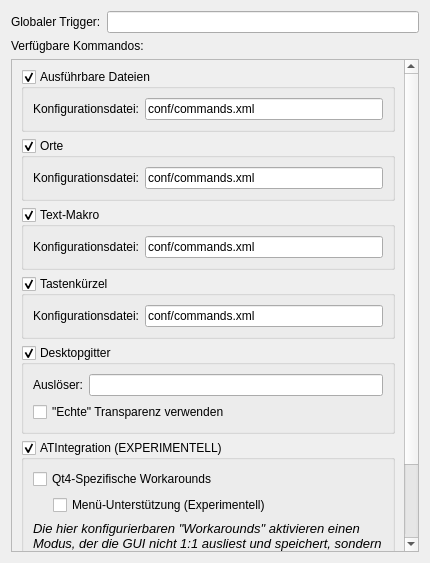
Above: src/Actions/Commands/commandsettingsdlg.ui from KDE/simon before the change. Below: the same form after it.
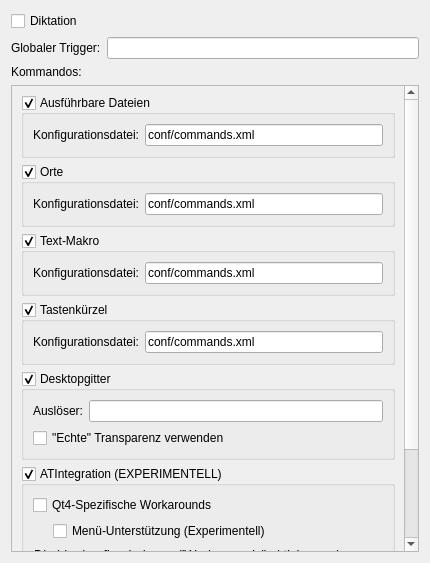
That is the form after the change. Custom widgets are drawn as their Qt base class.

Patch:
```diff
--- a/src/Actions/Commands/commandsettingsdlg.ui
+++ b/src/Actions/Commands/commandsettingsdlg.ui
@@ -13,24 +13,34 @@
    <string>Form</string>
   </property>
   <layout class="QGridLayout" name="gridLayout_2" >
-   <item row="0" column="0" >
+   <item row="0" column="0" colspan="2" >
+    <widget class="QCheckBox" name="cbDictation" >
+     <property name="toolTip" >
+      <string>Wenn aktiviert, tippe alles das nicht als Kommando erkannt wird</string>
+     </property>
+     <property name="text" >
+      <string>Diktation</string>
+     </property>
+    </widget>
+   </item>
+   <item row="1" column="0" >
     <widget class="QLabel" name="label" >
      <property name="text" >
       <string>Globaler Trigger:</string>
      </property>
     </widget>
    </item>
-   <item row="0" column="1" >
+   <item row="1" column="1" >
     <widget class="QLineEdit" name="leTrigger" />
    </item>
-   <item row="1" column="0" colspan="2" >
-    <widget class="QLabel" name="label_2" >
-     <property name="text" >
-      <string>Verfügbare Kommandos:</string>
-     </property>
-    </widget>
-   </item>
    <item row="2" column="0" colspan="2" >
+    <widget class="QLabel" name="label_2" >
+     <property name="text" >
+      <string>Kommandos:</string>
+     </property>
+    </widget>
+   </item>
+   <item row="3" column="0" colspan="2" >
     <widget class="QScrollArea" name="saCommandoSettings" >
      <property name="widgetResizable" >
       <bool>true</bool>
@@ -41,7 +51,7 @@
         <x>0</x>
         <y>0</y>
         <width>397</width>
-        <height>663</height>
+        <height>633</height>
        </rect>
       </property>
       <layout class="QVBoxLayout" name="verticalLayout" >
```
